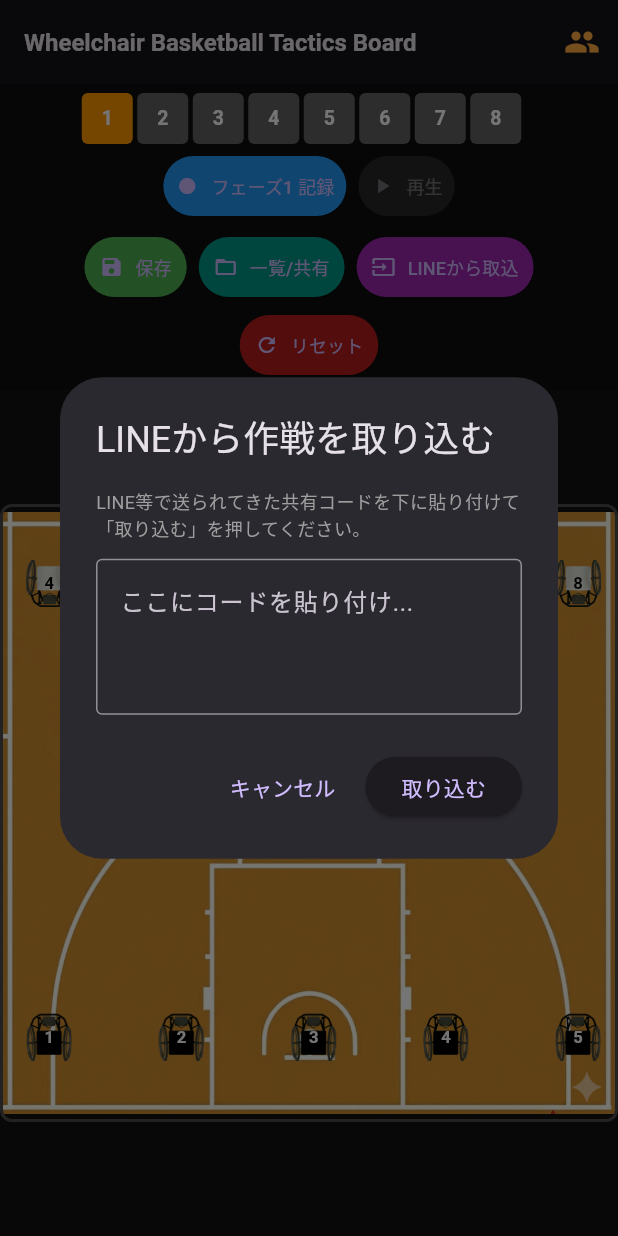
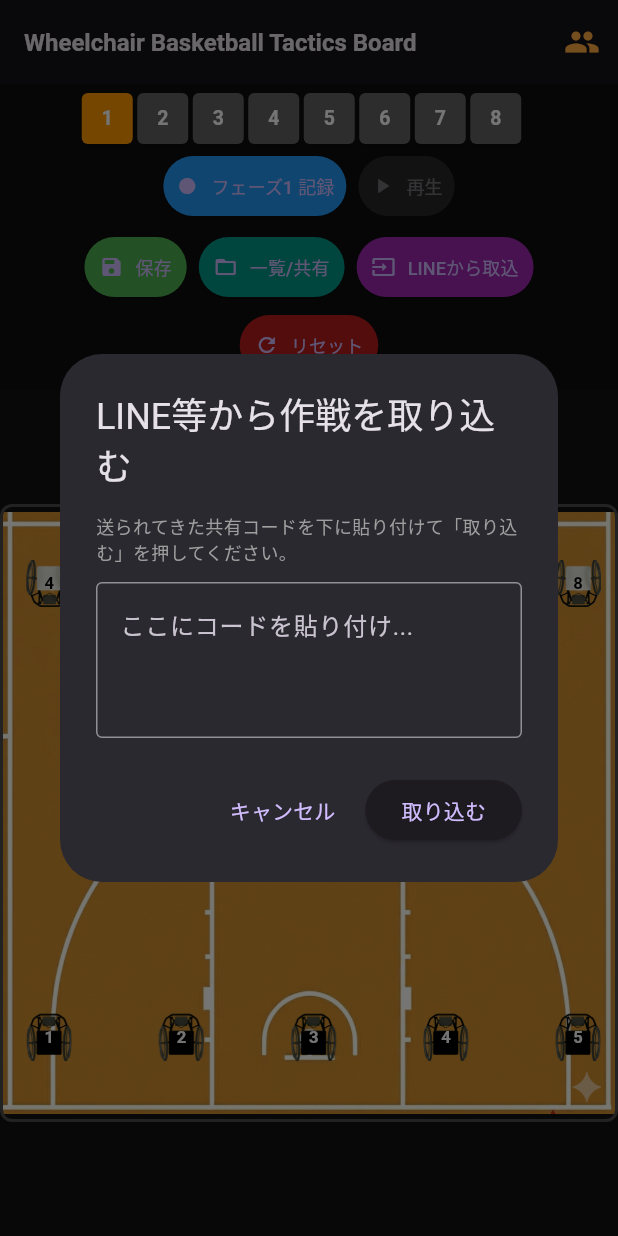
Before and after one commit to a-onodera-maker/coaching-board, a Flutter app: the screen it shows after launch, after a tap on "LINEから取込", on a phone screen of 412 x 824 dp. Run offline on Flutter 3.47's test engine with Material 3 defaults, Android fonts, the phone set to English and light mode, and no system bars; our stand-ins replace shared_preferences.

Commit message:
とりあえず完成形

```diff
--- a/lib/main.dart
+++ b/lib/main.dart
@@ -37,7 +37,7 @@ class Player {
 }
 
 // ---------------------------------------------------------------------------
-// 画面全体をスライド管理するコンテナ (PageView)
+// 画面全体を管理するコンテナ (PageView - スワイプ無効化版)
 // ---------------------------------------------------------------------------
 class MainContainerScreen extends StatefulWidget {
   const MainContainerScreen({super.key});
@@ -77,6 +77,8 @@ class _MainContainerScreenState extends State<MainContainerScreen> {
     return Scaffold(
       body: PageView(
         controller: _pageController,
+        // スワイプ操作を無効化（ボタンでのみ画面移動）
+        physics: const NeverScrollableScrollPhysics(),
         children: [
           // ページ 1: 作戦ボード画面
           TacticsBoardScreen(
@@ -142,6 +144,7 @@ class _PlayerRosterScreenState extends State<PlayerRosterScreen> {
         title: const Text('白チーム 選手管理 / 5人選択'),
         leading: IconButton(
           icon: const Icon(Icons.arrow_back),
+          tooltip: '作戦ボードへ戻る',
           onPressed: widget.onBackToBoardPage,
         ),
       ),
@@ -151,7 +154,6 @@ class _PlayerRosterScreenState extends State<PlayerRosterScreen> {
           child: Column(
             crossAxisAlignment: CrossAxisAlignment.start,
             children: [
-              // 1. 新規選手追加フォーム
               const Text('新規選手追加',
                   style: TextStyle(fontSize: 16, fontWeight: FontWeight.bold)),
               const SizedBox(height: 8),
@@ -205,8 +207,6 @@ class _PlayerRosterScreenState extends State<PlayerRosterScreen> {
                 ],
               ),
               const Divider(height: 32),
-
-              // 2. 出場メンバー選択ヘッダー
               Row(
                 mainAxisAlignment: MainAxisAlignment.spaceBetween,
                 children: [
@@ -224,8 +224,6 @@ class _PlayerRosterScreenState extends State<PlayerRosterScreen> {
                 ],
               ),
               const SizedBox(height: 8),
-
-              // 3. 選手一覧リスト
               Expanded(
                 child: ListView.builder(
                   itemCount: widget.players.length,
@@ -272,14 +270,18 @@ class _PlayerRosterScreenState extends State<PlayerRosterScreen> {
                   },
                 ),
               ),
-
-              // 左へ戻る誘導
               Center(
-                child: TextButton.icon(
+                child: ElevatedButton.icon(
+                  style: ElevatedButton.styleFrom(
+                    backgroundColor: Colors.grey[800],
+                    foregroundColor: Colors.white,
+                    padding: const EdgeInsets.symmetric(
+                        horizontal: 24, vertical: 12),
+                  ),
                   onPressed: widget.onBackToBoardPage,
-                  icon: const Icon(Icons.arrow_back, color: Colors.grey),
-                  label: const Text('← 左スライドで作戦ボードへ戻る',
-                      style: TextStyle(color: Colors.grey)),
+                  icon: const Icon(Icons.arrow_back),
+                  label: const Text('作戦ボードへ戻る',
+                      style: TextStyle(fontSize: 14, fontWeight: FontWeight.bold)),
                 ),
               ),
             ],
@@ -299,18 +301,18 @@ class PositionFrame {
   PositionFrame({required this.position, required this.angle});
 
   Map<String, dynamic> toJson() => {
-        'dx': position.dx,
-        'dy': position.dy,
-        'angle': angle,
+        'x': position.dx,
+        'y': position.dy,
+        'a': angle,
       };
 
   factory PositionFrame.fromJson(Map<String, dynamic> json) {
     return PositionFrame(
       position: Offset(
-        (json['dx'] as num).toDouble(),
-        (json['dy'] as num).toDouble(),
+        (json['x'] as num).toDouble(),
+        (json['y'] as num).toDouble(),
       ),
-      angle: (json['angle'] as num).toDouble(),
+      angle: (json['a'] as num).toDouble(),
     );
   }
 }
@@ -354,20 +356,20 @@ class BoardPiece {
     return piece;
   }
 
-  Map<String, dynamic> toJson() => {
+  Map<String, dynamic> toJson() {
+    return {
       'id': id,
       'label': label,
       'color': color.toARGB32(),
       'isBall': isBall,
       'imagePath': imagePath,
-        'dx': position.dx,
-        'dy': position.dy,
+      'x': position.dx,
+      'y': position.dy,
       'angle': angle,
       'phaseTrails': phaseTrails.map((k, v) =>
           MapEntry(k.toString(), v.map((e) => e.toJson()).toList())),
-        'isRecordedInPhase':
-            isRecordedInPhase.map((k, v) => MapEntry(k.toString(), v)),
     };
+  }
 
   factory BoardPiece.fromJson(Map<String, dynamic> json) {
     final piece = BoardPiece(
@@ -377,8 +379,8 @@ class BoardPiece {
       isBall: json['isBall'] as bool? ?? false,
       imagePath: json['imagePath'] as String,
       position: Offset(
-        (json['dx'] as num).toDouble(),
-        (json['dy'] as num).toDouble(),
+        (json['x'] as num).toDouble(),
+        (json['y'] as num).toDouble(),
       ),
       angle: (json['angle'] as num).toDouble(),
     );
@@ -389,12 +391,6 @@ class BoardPiece {
           .map((e) => PositionFrame.fromJson(e as Map<String, dynamic>))
           .toList();
       piece.phaseTrails[int.parse(key)] = list;
-    });
-
-    final recordedJson =
-        json['isRecordedInPhase'] as Map<String, dynamic>? ?? {};
-    recordedJson.forEach((key, value) {
-      piece.isRecordedInPhase[int.parse(key)] = value as bool;
     });
 
     return piece;
@@ -440,7 +436,6 @@ class _TacticsBoardScreenState extends State<TacticsBoardScreen> {
   @override
   void didUpdateWidget(covariant TacticsBoardScreen oldWidget) {
     super.didUpdateWidget(oldWidget);
-    // 選択された白チームの背番号が変わったらコマに反映
     _applyWhiteNumbers();
   }
 
@@ -452,19 +447,28 @@ class _TacticsBoardScreenState extends State<TacticsBoardScreen> {
     }
   }
 
+  void _applySelectedWhiteNumbersIfAvailable() {
+    if (widget.whiteNumbers.length == 5) {
+      for (int i = 0; i < 5; i++) {
+        if (i < pieces.length) {
+          pieces[i].label = widget.whiteNumbers[i];
+        }
+      }
+    }
+  }
+
   void _setupDummyPositions() {
     pieces.clear();
-    // 白チーム (0〜4番目)
     for (int i = 0; i < 5; i++) {
       pieces.add(BoardPiece(
           id: 'white_$i',
-          label:
-              i < widget.whiteNumbers.length ? widget.whiteNumbers[i] : '${i + 1}',
+          label: i < widget.whiteNumbers.length
+              ? widget.whiteNumbers[i]
+              : '${i + 1}',
           color: Colors.white,
           imagePath: 'assets/wheelchair_white.png',
           position: Offset.zero));
     }
-    // ボール (5番目)
     pieces.add(BoardPiece(
         id: 'ball',
         label: '',
@@ -472,7 +476,6 @@ class _TacticsBoardScreenState extends State<TacticsBoardScreen> {
         isBall: true,
         imagePath: '',
         position: Offset.zero));
-    // 黒チーム (6〜10番目)
     for (int i = 0; i < 5; i++) {
       pieces.add(BoardPiece(
           id: 'black_$i',
@@ -584,18 +587,14 @@ class _TacticsBoardScreenState extends State<TacticsBoardScreen> {
     if (!isInitialPositionSaved || history.isEmpty) return;
     setState(() => isPlaying = true);
 
-    // 1. 初期位置データ（Phase 0）を読み込む
     if (history.containsKey(0)) {
       setState(() {
         pieces = history[0]!.map((p) => p.clone()).toList();
-
-        // ★【追加】現在チェックボックスで選択中の5人がいれば、再生時の背番号を上書きする
         _applySelectedWhiteNumbersIfAvailable();
       });
       await Future.delayed(const Duration(milliseconds: 300));
     }
 
-    // 2. 各フェーズの再生アニメーション
     for (int phase = 1; phase <= 8; phase++) {
       if (history.containsKey(phase)) {
         if (!mounted) return;
@@ -615,7 +614,6 @@ class _TacticsBoardScreenState extends State<TacticsBoardScreen> {
                 pieces[i].angle = trail[step].angle;
               }
             }
-            // ★【追加】再生中の各ステップでも白チームの背番号を維持する
             _applySelectedWhiteNumbersIfAvailable();
           });
           await Future.delayed(Duration(milliseconds: playbackSpeedMs));
@@ -628,19 +626,7 @@ class _TacticsBoardScreenState extends State<TacticsBoardScreen> {
     setState(() => isPlaying = false);
   }
 
-  // ★【追加】チェックされた選手が5人いる場合のみ、白チームのコマの番号を選択中の番号に差し替えるヘルパー
-  void _applySelectedWhiteNumbersIfAvailable() {
-    // もし親から渡された widget.whiteNumbers が有効なデータ（5人分）であれば上書き
-    if (widget.whiteNumbers.length == 5) {
-      for (int i = 0; i < 5; i++) {
-        if (i < pieces.length) {
-          pieces[i].label = widget.whiteNumbers[i];
-        }
-      }
-    }
-  }
-
-  // ストレージ保存
+  // --- 保存処理 ---
   Future<void> _showSaveDialog() async {
     if (history.isEmpty) {
       ScaffoldMessenger.of(context).showSnackBar(
@@ -686,8 +672,8 @@ class _TacticsBoardScreenState extends State<TacticsBoardScreen> {
       final Map<String, dynamic> exportData = {
         'name': name,
         'isInitialPositionSaved': isInitialPositionSaved,
-        'history': history.map((k, v) =>
-            MapEntry(k.toString(), v.map((p) => p.toJson()).toList())),
+        'history': history.map((k, v) => MapEntry(
+            k.toString(), v.map((p) => p.toJson()).toList())),
       };
 
       await prefs.setString('formation_$name', jsonEncode(exportData));
@@ -715,7 +701,7 @@ class _TacticsBoardScreenState extends State<TacticsBoardScreen> {
     }
   }
 
-  // 呼び出し＆共有一覧
+  // --- 一覧・共有 ---
   Future<void> _showLoadDialog() async {
     final prefs = await SharedPreferences.getInstance();
     List<String> savedList =
@@ -747,7 +733,7 @@ class _TacticsBoardScreenState extends State<TacticsBoardScreen> {
                           IconButton(
                             icon: const Icon(Icons.share,
                                 color: Colors.greenAccent),
-                            tooltip: 'LINE用にコードをコピー',
+                            tooltip: 'LINE用コードをコピー',
                             onPressed: () => _exportFormationToClipboard(name),
                           ),
                           IconButton(
@@ -788,13 +774,13 @@ class _TacticsBoardScreenState extends State<TacticsBoardScreen> {
       final jsonString = prefs.getString('formation_$name');
       if (jsonString == null) return;
 
-      final base64Code = base64Encode(utf8.encode(jsonString));
+      final base64Code = base64UrlEncode(utf8.encode(jsonString));
       await Clipboard.setData(ClipboardData(text: base64Code));
 
       if (!mounted) return;
       ScaffoldMessenger.of(context).showSnackBar(
         SnackBar(
-          content: Text('📋 「$name」の共有コードをコピーしました！LINEに貼り付けて送ってください'),
+          content: Text('📋 「$name」の共有コードをコピーしました！'),
           duration: const Duration(seconds: 4),
         ),
       );
@@ -806,18 +792,18 @@ class _TacticsBoardScreenState extends State<TacticsBoardScreen> {
     }
   }
 
-  // LINE取込
+  // --- LINE・Webからの取込 ---
   Future<void> _showImportDialog() async {
     final controller = TextEditingController();
     await showDialog(
       context: context,
       builder: (context) => AlertDialog(
-        title: const Text('LINEから作戦を取り込む'),
+        title: const Text('LINE等から作戦を取り込む'),
         content: Column(
           mainAxisSize: MainAxisSize.min,
           children: [
             const Text(
-              'LINE等で送られてきた共有コードを下に貼り付けて「取り込む」を押してください。',
+              '送られてきた共有コードを下に貼り付けて「取り込む」を押してください。',
               style: TextStyle(fontSize: 12, color: Colors.grey),
             ),
             const SizedBox(height: 12),
@@ -853,7 +839,15 @@ class _TacticsBoardScreenState extends State<TacticsBoardScreen> {
 
   Future<void> _importFormationFromCode(String code) async {
     try {
-      final decodedJsonString = utf8.decode(base64Decode(code));
+      final cleanCode = code.trim();
+      String decodedJsonString = "";
+
+      if (cleanCode.startsWith('{')) {
+        decodedJsonString = cleanCode;
+      } else {
+        decodedJsonString = utf8.decode(base64Url.decode(cleanCode));
+      }
+
       final decoded = jsonDecode(decodedJsonString) as Map<String, dynamic>;
 
       final String name = decoded['name'] ?? '取り込み作戦';
@@ -877,7 +871,7 @@ class _TacticsBoardScreenState extends State<TacticsBoardScreen> {
 
       setState(() {
         history.clear();
-        isInitialPositionSaved = decoded['isInitialPositionSaved'] ?? false;
+        isInitialPositionSaved = decoded['isInitialPositionSaved'] == true;
         currentFormationName = finalName;
 
         historyData.forEach((key, value) {
@@ -894,11 +888,13 @@ class _TacticsBoardScreenState extends State<TacticsBoardScreen> {
           pieces = history[1]!.map((p) => p.clone()).toList();
         }
         currentPhase = 1;
+        isPlaying = false;
+        _applySelectedWhiteNumbersIfAvailable();
       });
 
       if (!mounted) return;
       ScaffoldMessenger.of(context).showSnackBar(
-        SnackBar(content: Text('📥 「$finalName」を取り込んで表示しました！')),
+        SnackBar(content: Text('📥 「$finalName」を取り込みました。「再生」ボタンで再生できます')),
       );
     } catch (e) {
       if (!mounted) return;
@@ -919,7 +915,7 @@ class _TacticsBoardScreenState extends State<TacticsBoardScreen> {
 
       setState(() {
         history.clear();
-        isInitialPositionSaved = decoded['isInitialPositionSaved'] ?? false;
+        isInitialPositionSaved = decoded['isInitialPositionSaved'] == true;
         currentFormationName = name;
 
         historyData.forEach((key, value) {
@@ -936,11 +932,13 @@ class _TacticsBoardScreenState extends State<TacticsBoardScreen> {
           pieces = history[1]!.map((p) => p.clone()).toList();
         }
         currentPhase = 1;
+        isPlaying = false;
+        _applySelectedWhiteNumbersIfAvailable();
       });
 
       if (!mounted) return;
       ScaffoldMessenger.of(context).showSnackBar(
-        SnackBar(content: Text('📂 「$name」を読み込みました')),
+        SnackBar(content: Text('📂 「$name」を読み込みました。「再生」ボタンで再生できます')),
       );
     } catch (e) {
       if (!mounted) return;
@@ -976,7 +974,6 @@ class _TacticsBoardScreenState extends State<TacticsBoardScreen> {
           ],
         ),
         actions: [
-          // 選手登録画面への移動ボタン
           IconButton(
             icon: const Icon(Icons.people, color: Colors.orangeAccent),
             tooltip: '選手管理 / 出場5人選択',
@@ -1317,8 +1314,8 @@ class _TacticsBoardScreenState extends State<TacticsBoardScreen> {
             child: Text('🏀', style: TextStyle(fontSize: size * 0.6))),
       );
     }
-    final isWhiteTeam = piece.color == Colors.white;
-    final numberTextColor = isWhiteTeam ? Colors.black : Colors.white;
+    final isWhite = piece.color == Colors.white;
+    final numberTextColor = isWhite ? Colors.black : Colors.white;
 
     return Transform.rotate(
       angle: piece.angle,
@@ -1348,7 +1345,7 @@ class _TacticsBoardScreenState extends State<TacticsBoardScreen> {
                   Shadow(
                       offset: const Offset(1, 1),
                       blurRadius: 1.5,
-                      color: isWhiteTeam ? Colors.white54 : Colors.black87),
+                      color: isWhite ? Colors.white54 : Colors.black87),
                 ],
               ),
             ),
```
Lines whose indentation alone changed are shown as unchanged.
